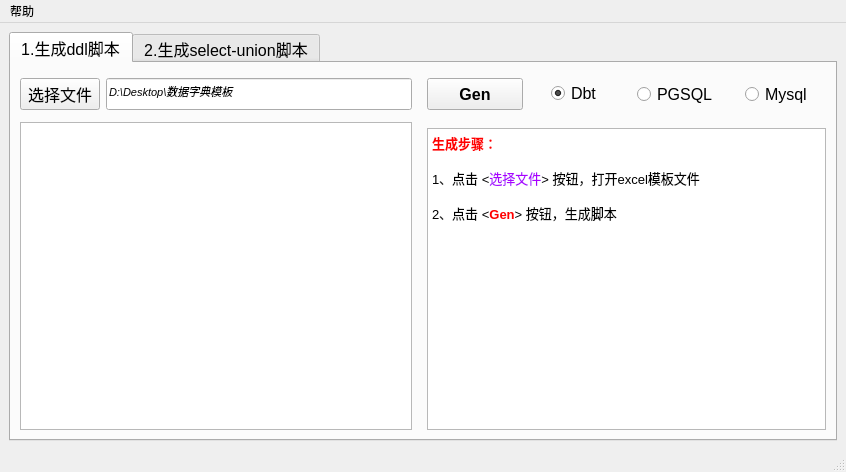
Qt form tikTools.ui (xy-qimu/tikTools) before a commit.
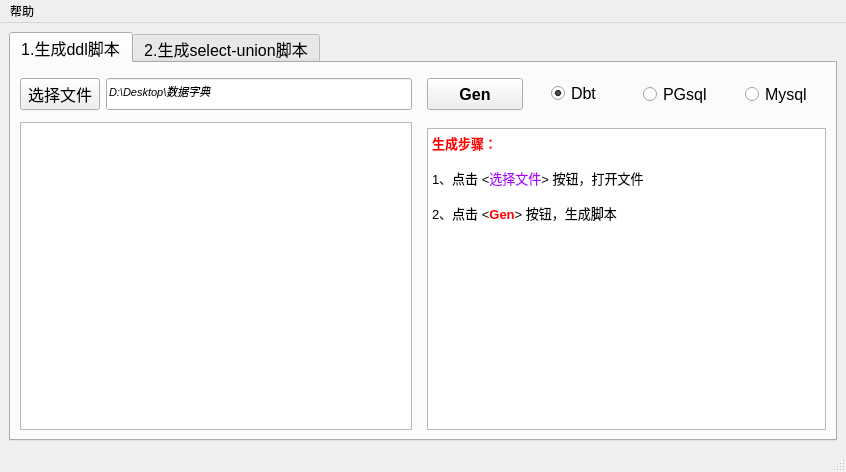
The same form after that commit.

What changed in the file:
```diff
--- a/tikTools.ui
+++ b/tikTools.ui
@@ -148,7 +148,7 @@
              </sizepolicy>
             </property>
             <property name="text">
-             <string>PGSQL</string>
+             <string>PGsql</string>
             </property>
             <property name="checked">
              <bool>false</bool>
@@ -224,7 +224,7 @@
 &lt;/style&gt;&lt;/head&gt;&lt;body style=&quot; font-family:'Microsoft YaHei UI'; font-size:10pt; font-weight:400; font-style:normal;&quot;&gt;
 &lt;p style=&quot; margin-top:0px; margin-bottom:0px; margin-left:0px; margin-right:0px; -qt-block-indent:0; text-indent:0px;&quot;&gt;&lt;span style=&quot; font-weight:700; color:#ff0000;&quot;&gt;生成步骤： &lt;/span&gt; &lt;/p&gt;
 &lt;p style=&quot; margin-top:0px; margin-bottom:0px; margin-left:0px; margin-right:0px; -qt-block-indent:0; text-indent:0px;&quot;&gt;                                         &lt;/p&gt;
-&lt;p style=&quot; margin-top:0px; margin-bottom:0px; margin-left:0px; margin-right:0px; -qt-block-indent:0; text-indent:0px;&quot;&gt;1、点击 &amp;lt;&lt;span style=&quot; color:#aa00ff;&quot;&gt;选择文件&lt;/span&gt;&amp;gt; 按钮，打开excel模板文件  &lt;/p&gt;
+&lt;p style=&quot; margin-top:0px; margin-bottom:0px; margin-left:0px; margin-right:0px; -qt-block-indent:0; text-indent:0px;&quot;&gt;1、点击 &amp;lt;&lt;span style=&quot; color:#aa00ff;&quot;&gt;选择文件&lt;/span&gt;&amp;gt; 按钮，打开文件  &lt;/p&gt;
 &lt;p style=&quot;-qt-paragraph-type:empty; margin-top:0px; margin-bottom:0px; margin-left:0px; margin-right:0px; -qt-block-indent:0; text-indent:0px;&quot;&gt;&lt;br /&gt;&lt;/p&gt;
 &lt;p style=&quot; margin-top:0px; margin-bottom:0px; margin-left:0px; margin-right:0px; -qt-block-indent:0; text-indent:0px;&quot;&gt;2、点击 &amp;lt;&lt;span style=&quot; font-weight:700; color:#ff0000;&quot;&gt;Gen&lt;/span&gt;&amp;gt; 按钮，生成脚本&lt;/p&gt;&lt;/body&gt;&lt;/html&gt;</string>
             </property>
@@ -252,7 +252,7 @@
              <string>&lt;html&gt;&lt;head/&gt;&lt;body&gt;&lt;p&gt;excel数据字典文件 &lt;/p&gt;&lt;/body&gt;&lt;/html&gt;</string>
             </property>
             <property name="text">
-             <string>D:\Desktop\数据字典模板</string>
+             <string>D:\Desktop\数据字典</string>
             </property>
             <property name="placeholderText">
              <string/>
```
Left out of the diff: 2 changed lines with no effect on the pictures.
